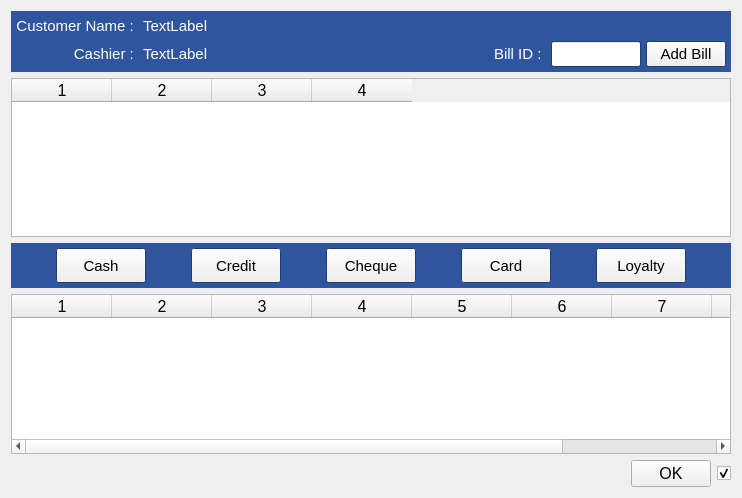
Before: the Qt Designer form estorecpp/latepaymentwidget.ui in Watti/estorecpp, drawn with Qt 5.
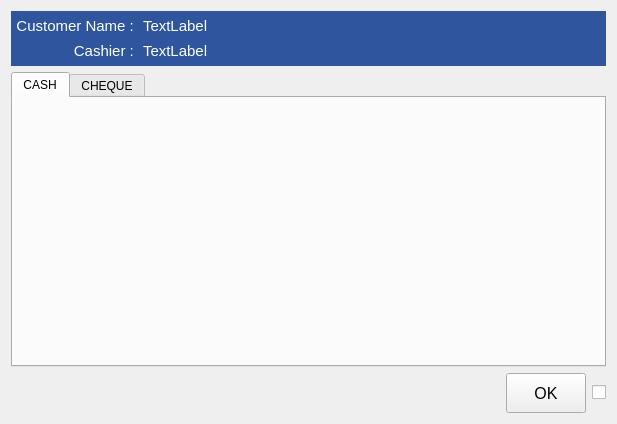
After: the same form once the commit is applied. Icons and pictures are not drawn.

Patch:
```diff
--- a/estorecpp/latepaymentwidget.ui
+++ b/estorecpp/latepaymentwidget.ui
@@ -6,8 +6,8 @@
    <rect>
     <x>0</x>
     <y>0</y>
-    <width>742</width>
-    <height>498</height>
+    <width>617</width>
+    <height>424</height>
    </rect>
   </property>
   <property name="windowTitle">
@@ -331,88 +331,6 @@
             </property>
            </spacer>
           </item>
-          <item>
-           <widget class="QLabel" name="label">
-            <property name="palette">
-             <palette>
-              <active>
-               <colorrole role="WindowText">
-                <brush brushstyle="SolidPattern">
-                 <color alpha="255">
-                  <red>255</red>
-                  <green>255</green>
-                  <blue>255</blue>
-                 </color>
-                </brush>
-               </colorrole>
-              </active>
-              <inactive>
-               <colorrole role="WindowText">
-                <brush brushstyle="SolidPattern">
-                 <color alpha="255">
-                  <red>255</red>
-                  <green>255</green>
-                  <blue>255</blue>
-                 </color>
-                </brush>
-               </colorrole>
-              </inactive>
-              <disabled>
-               <colorrole role="WindowText">
-                <brush brushstyle="SolidPattern">
-                 <color alpha="255">
-                  <red>120</red>
-                  <green>120</green>
-                  <blue>120</blue>
-                 </color>
-                </brush>
-               </colorrole>
-              </disabled>
-             </palette>
-            </property>
-            <property name="font">
-             <font>
-              <pointsize>11</pointsize>
-             </font>
-            </property>
-            <property name="text">
-             <string>Bill ID : </string>
-            </property>
-           </widget>
-          </item>
-          <item>
-           <widget class="QLineEdit" name="billIdText">
-            <property name="sizePolicy">
-             <sizepolicy hsizetype="Minimum" vsizetype="Fixed">
-              <horstretch>0</horstretch>
-              <verstretch>0</verstretch>
-             </sizepolicy>
-            </property>
-            <property name="maximumSize">
-             <size>
-              <width>90</width>
-              <height>16777215</height>
-             </size>
-            </property>
-            <property name="font">
-             <font>
-              <pointsize>11</pointsize>
-             </font>
-            </property>
-           </widget>
-          </item>
-          <item>
-           <widget class="QPushButton" name="addBillBtn">
-            <property name="font">
-             <font>
-              <pointsize>11</pointsize>
-             </font>
-            </property>
-            <property name="text">
-             <string>Add Bill</string>
-            </property>
-           </widget>
-          </item>
          </layout>
         </item>
        </layout>
@@ -421,334 +339,38 @@
     </widget>
    </item>
    <item>
-    <widget class="QTableWidget" name="bills">
-     <property name="font">
-      <font>
-       <pointsize>12</pointsize>
-      </font>
+    <widget class="QTabWidget" name="tabWidget">
+     <property name="currentIndex">
+      <number>0</number>
      </property>
-     <property name="columnCount">
-      <number>4</number>
+     <property name="iconSize">
+      <size>
+       <width>32</width>
+       <height>32</height>
+      </size>
      </property>
-     <column/>
-     <column/>
-     <column/>
-     <column/>
+     <widget class="QWidget" name="cash">
+      <attribute name="icon">
+       <iconset>
+        <normaloff>icons/cash_payment.png</normaloff>icons/cash_payment.png</iconset>
+      </attribute>
+      <attribute name="title">
+       <string>CASH</string>
+      </attribute>
+     </widget>
+     <widget class="QWidget" name="cheque">
+      <attribute name="icon">
+       <iconset>
+        <normaloff>icons/cheque_payment.png</normaloff>icons/cheque_payment.png</iconset>
+      </attribute>
+      <attribute name="title">
+       <string>CHEQUE</string>
+      </attribute>
+     </widget>
     </widget>
    </item>
    <item>
-    <widget class="QWidget" name="widget_2" native="true">
-     <property name="palette">
-      <palette>
-       <active>
-        <colorrole role="Base">
-         <brush brushstyle="SolidPattern">
-          <color alpha="255">
-           <red>255</red>
-           <green>255</green>
-           <blue>255</blue>
-          </color>
-         </brush>
-        </colorrole>
-        <colorrole role="Window">
-         <brush brushstyle="SolidPattern">
-          <color alpha="255">
-           <red>46</red>
-           <green>85</green>
-           <blue>157</blue>
-          </color>
-         </brush>
-        </colorrole>
-       </active>
-       <inactive>
-        <colorrole role="Base">
-         <brush brushstyle="SolidPattern">
-          <color alpha="255">
-           <red>255</red>
-           <green>255</green>
-           <blue>255</blue>
-          </color>
-         </brush>
-        </colorrole>
-        <colorrole role="Window">
-         <brush brushstyle="SolidPattern">
-          <color alpha="255">
-           <red>46</red>
-           <green>85</green>
-           <blue>157</blue>
-          </color>
-         </brush>
-        </colorrole>
-       </inactive>
-       <disabled>
-        <colorrole role="Base">
-         <brush brushstyle="SolidPattern">
-          <color alpha="255">
-           <red>46</red>
-           <green>85</green>
-           <blue>157</blue>
-          </color>
-         </brush>
-        </colorrole>
-        <colorrole role="Window">
-         <brush brushstyle="SolidPattern">
-          <color alpha="255">
-           <red>46</red>
-           <green>85</green>
-           <blue>157</blue>
-          </color>
-         </brush>
-        </colorrole>
-       </disabled>
-      </palette>
-     </property>
-     <property name="autoFillBackground">
-      <bool>true</bool>
-     </property>
-     <layout class="QHBoxLayout" name="horizontalLayout_5">
-      <property name="spacing">
-       <number>5</number>
-      </property>
-      <property name="leftMargin">
-       <number>5</number>
-      </property>
-      <property name="topMargin">
-       <number>5</number>
-      </property>
-      <property name="rightMargin">
-       <number>5</number>
-      </property>
-      <property name="bottomMargin">
-       <number>5</number>
-      </property>
-      <item>
-       <layout class="QHBoxLayout" name="horizontalLayout">
-        <item>
-         <spacer name="horizontalSpacer_8">
-          <property name="orientation">
-           <enum>Qt::Horizontal</enum>
-          </property>
-          <property name="sizeHint" stdset="0">
-           <size>
-            <width>40</width>
-            <height>20</height>
-           </size>
-          </property>
-         </spacer>
-        </item>
-        <item>
-         <widget class="QPushButton" name="cashBtn">
-          <property name="minimumSize">
-           <size>
-            <width>90</width>
-            <height>35</height>
-           </size>
-          </property>
-          <property name="maximumSize">
-           <size>
-            <width>90</width>
-            <height>35</height>
-           </size>
-          </property>
-          <property name="font">
-           <font>
-            <pointsize>11</pointsize>
-           </font>
-          </property>
-          <property name="text">
-           <string>Cash</string>
-          </property>
-         </widget>
-        </item>
-        <item>
-         <spacer name="horizontalSpacer_4">
-          <property name="orientation">
-           <enum>Qt::Horizontal</enum>
-          </property>
-          <property name="sizeHint" stdset="0">
-           <size>
-            <width>40</width>
-            <height>20</height>
-           </size>
-          </property>
-         </spacer>
-        </item>
-        <item>
-         <widget class="QPushButton" name="creditBtn">
-          <property name="minimumSize">
-           <size>
-            <width>90</width>
-            <height>35</height>
-           </size>
-          </property>
-          <property name="maximumSize">
-           <size>
-            <width>90</width>
-            <height>35</height>
-           </size>
-          </property>
-          <property name="font">
-           <font>
-            <pointsize>11</pointsize>
-           </font>
-          </property>
-          <property name="text">
-           <string>Credit</string>
-          </property>
-         </widget>
-        </item>
-        <item>
-         <spacer name="horizontalSpacer_5">
-          <property name="orientation">
-           <enum>Qt::Horizontal</enum>
-          </property>
-          <property name="sizeHint" stdset="0">
-           <size>
-            <width>40</width>
-            <height>20</height>
-           </size>
-          </property>
-         </spacer>
-        </item>
-        <item>
-         <widget class="QPushButton" name="chequeBtn">
-          <property name="minimumSize">
-           <size>
-            <width>90</width>
-            <height>35</height>
-           </size>
-          </property>
-          <property name="maximumSize">
-           <size>
-            <width>90</width>
-            <height>35</height>
-           </size>
-          </property>
-          <property name="font">
-           <font>
-            <pointsize>11</pointsize>
-           </font>
-          </property>
-          <property name="text">
-           <string>Cheque</string>
-          </property>
-         </widget>
-        </item>
-        <item>
-         <spacer name="horizontalSpacer_6">
-          <property name="orientation">
-           <enum>Qt::Horizontal</enum>
-          </property>
-          <property name="sizeHint" stdset="0">
-           <size>
-            <width>40</width>
-            <height>20</height>
-           </size>
-          </property>
-         </spacer>
-        </item>
-        <item>
-         <widget class="QPushButton" name="cardBtn">
-          <property name="minimumSize">
-           <size>
-            <width>90</width>
-            <height>35</height>
-           </size>
-          </property>
-          <property name="maximumSize">
-           <size>
-            <width>90</width>
-            <height>35</height>
-           </size>
-          </property>
-          <property name="font">
-           <font>
-            <pointsize>11</pointsize>
-           </font>
-          </property>
-          <property name="text">
-           <string>Card</string>
-          </property>
-         </widget>
-        </item>
-        <item>
-         <spacer name="horizontalSpacer_7">
-          <property name="orientation">
-           <enum>Qt::Horizontal</enum>
-          </property>
-          <property name="sizeHint" stdset="0">
-           <size>
-            <width>40</width>
-            <height>20</height>
-           </size>
-          </property>
-         </spacer>
-        </item>
-        <item>
-         <widget class="QPushButton" name="loyaltyBtn">
-          <property name="minimumSize">
-           <size>
-            <width>90</width>
-            <height>35</height>
-           </size>
-          </property>
-          <property name="maximumSize">
-           <size>
-            <width>90</width>
-            <height>35</height>
-           </size>
-          </property>
-          <property name="font">
-           <font>
-            <pointsize>11</pointsize>
-           </font>
-          </property>
-          <property name="text">
-           <string>Loyalty</string>
-          </property>
-         </widget>
-        </item>
-        <item>
-         <spacer name="horizontalSpacer_9">
-          <property name="orientation">
-           <enum>Qt::Horizontal</enum>
-          </property>
-          <property name="sizeHint" stdset="0">
-           <size>
-            <width>40</width>
-            <height>20</height>
-           </size>
-          </property>
-         </spacer>
-        </item>
-       </layout>
-      </item>
-     </layout>
-    </widget>
-   </item>
-   <item>
-    <widget class="QTableWidget" name="tableWidget">
-     <property name="font">
-      <font>
-       <pointsize>12</pointsize>
-      </font>
-     </property>
-     <property name="columnCount">
-      <number>9</number>
-     </property>
-     <column/>
-     <column/>
-     <column/>
-     <column/>
-     <column/>
-     <column/>
-     <column/>
-     <column/>
-     <column/>
-    </widget>
-   </item>
-   <item>
-    <layout class="QHBoxLayout" name="horizontalLayout_2">
+    <layout class="QHBoxLayout" name="horizontalLayout">
      <item>
       <spacer name="horizontalSpacer_3">
        <property name="orientation">
@@ -764,6 +386,12 @@
      </item>
      <item>
       <widget class="QPushButton" name="okBtn">
+       <property name="minimumSize">
+        <size>
+         <width>0</width>
+         <height>40</height>
+        </size>
+       </property>
        <property name="font">
         <font>
          <pointsize>12</pointsize>
@@ -783,9 +411,6 @@
         <iconset>
          <normaloff>icons/print.png</normaloff>icons/print.png</iconset>
        </property>
-       <property name="checked">
-        <bool>true</bool>
-       </property>
       </widget>
      </item>
     </layout>
```
